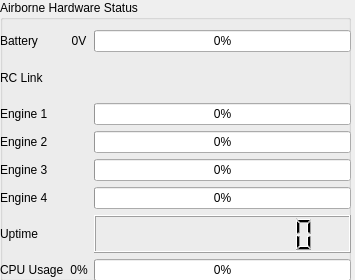
First picture: the form in gcs/ui/systemstatus.ui, repository lijian8/ahns10, before the edit.
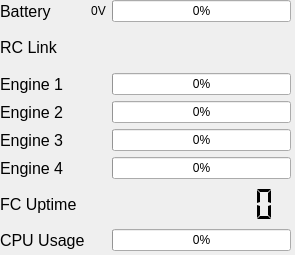
Second picture: the form after the edit.

What changed in the file:
```diff
--- a/gcs/ui/systemstatus.ui
+++ b/gcs/ui/systemstatus.ui
@@ -6,31 +6,19 @@
    <rect>
     <x>0</x>
     <y>0</y>
-    <width>355</width>
-    <height>280</height>
+    <width>295</width>
+    <height>255</height>
    </rect>
   </property>
   <property name="windowTitle">
    <string>Form</string>
   </property>
-  <widget class="QGroupBox" name="groupBox_2">
-   <property name="geometry">
-    <rect>
-     <x>0</x>
-     <y>0</y>
-     <width>351</width>
-     <height>281</height>
-    </rect>
-   </property>
-   <property name="title">
-    <string>Airborne Hardware Status</string>
-   </property>
    <widget class="QWidget" name="gridLayoutWidget">
     <property name="geometry">
      <rect>
       <x>0</x>
-      <y>30</y>
-      <width>351</width>
+     <y>0</y>
+     <width>291</width>
       <height>251</height>
      </rect>
     </property>
@@ -47,6 +35,11 @@
      </item>
      <item row="0" column="0">
       <widget class="QLabel" name="label">
+      <property name="font">
+       <font>
+        <pointsize>12</pointsize>
+       </font>
+      </property>
        <property name="text">
         <string>Battery</string>
        </property>
@@ -67,6 +60,11 @@
      </item>
      <item row="1" column="0">
       <widget class="QLabel" name="label_3">
+      <property name="font">
+       <font>
+        <pointsize>12</pointsize>
+       </font>
+      </property>
        <property name="text">
         <string>RC Link</string>
        </property>
@@ -74,6 +72,11 @@
      </item>
      <item row="2" column="0">
       <widget class="QLabel" name="label_2">
+      <property name="font">
+       <font>
+        <pointsize>12</pointsize>
+       </font>
+      </property>
        <property name="text">
         <string>Engine 1</string>
        </property>
@@ -88,6 +91,11 @@
      </item>
      <item row="4" column="0">
       <widget class="QLabel" name="label_4">
+      <property name="font">
+       <font>
+        <pointsize>12</pointsize>
+       </font>
+      </property>
        <property name="text">
         <string>Engine 3</string>
        </property>
@@ -95,6 +103,11 @@
      </item>
      <item row="3" column="0">
       <widget class="QLabel" name="label_5">
+      <property name="font">
+       <font>
+        <pointsize>12</pointsize>
+       </font>
+      </property>
        <property name="text">
         <string>Engine 2</string>
        </property>
@@ -116,6 +129,11 @@
      </item>
      <item row="5" column="0">
       <widget class="QLabel" name="label_6">
+      <property name="font">
+       <font>
+        <pointsize>12</pointsize>
+       </font>
+      </property>
        <property name="text">
         <string>Engine 4</string>
        </property>
@@ -130,28 +148,28 @@
      </item>
      <item row="7" column="0">
       <widget class="QLabel" name="label_9">
+      <property name="font">
+       <font>
+        <pointsize>12</pointsize>
+       </font>
+      </property>
        <property name="text">
-        <string>Uptime</string>
+       <string>FC Uptime</string>
        </property>
       </widget>
      </item>
      <item row="8" column="0">
       <widget class="QLabel" name="label_11">
+      <property name="font">
+       <font>
+        <pointsize>12</pointsize>
+       </font>
+      </property>
        <property name="text">
         <string>CPU Usage</string>
        </property>
       </widget>
      </item>
-     <item row="8" column="1">
-      <widget class="QLabel" name="fcCPUlbl">
-       <property name="text">
-        <string>0%</string>
-       </property>
-       <property name="alignment">
-        <set>Qt::AlignCenter</set>
-       </property>
-      </widget>
-     </item>
      <item row="8" column="2">
       <widget class="QProgressBar" name="fcCPUprgbr">
        <property name="value">
@@ -161,16 +179,33 @@
      </item>
      <item row="7" column="2">
       <widget class="QLCDNumber" name="fcUptimeLcd_2">
+      <property name="layoutDirection">
+       <enum>Qt::LeftToRight</enum>
+      </property>
        <property name="autoFillBackground">
         <bool>false</bool>
        </property>
+      <property name="frameShape">
+       <enum>QFrame::NoFrame</enum>
+      </property>
+      <property name="frameShadow">
+       <enum>QFrame::Plain</enum>
+      </property>
+      <property name="smallDecimalPoint">
+       <bool>false</bool>
+      </property>
        <property name="numDigits">
-        <number>10</number>
+       <number>8</number>
+      </property>
+      <property name="mode">
+       <enum>QLCDNumber::Dec</enum>
+      </property>
+      <property name="segmentStyle">
+       <enum>QLCDNumber::Flat</enum>
        </property>
       </widget>
      </item>
     </layout>
-   </widget>
   </widget>
  </widget>
  <resources/>
```
Left out of the diff: 4 changed lines with no effect on the pictures. Lines whose indentation alone changed are shown as unchanged.
